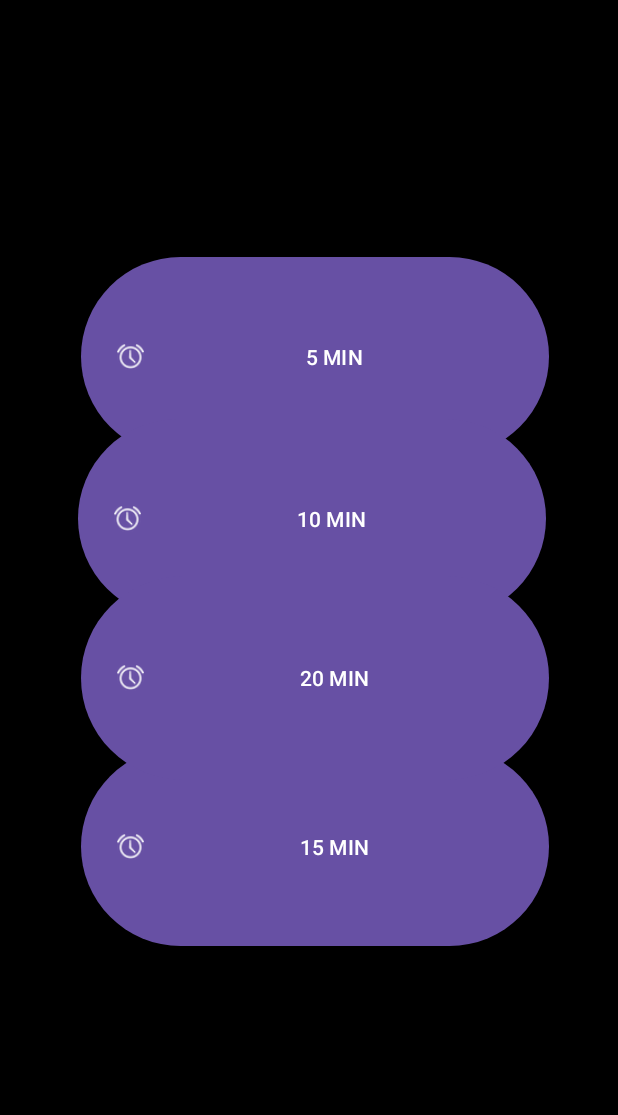
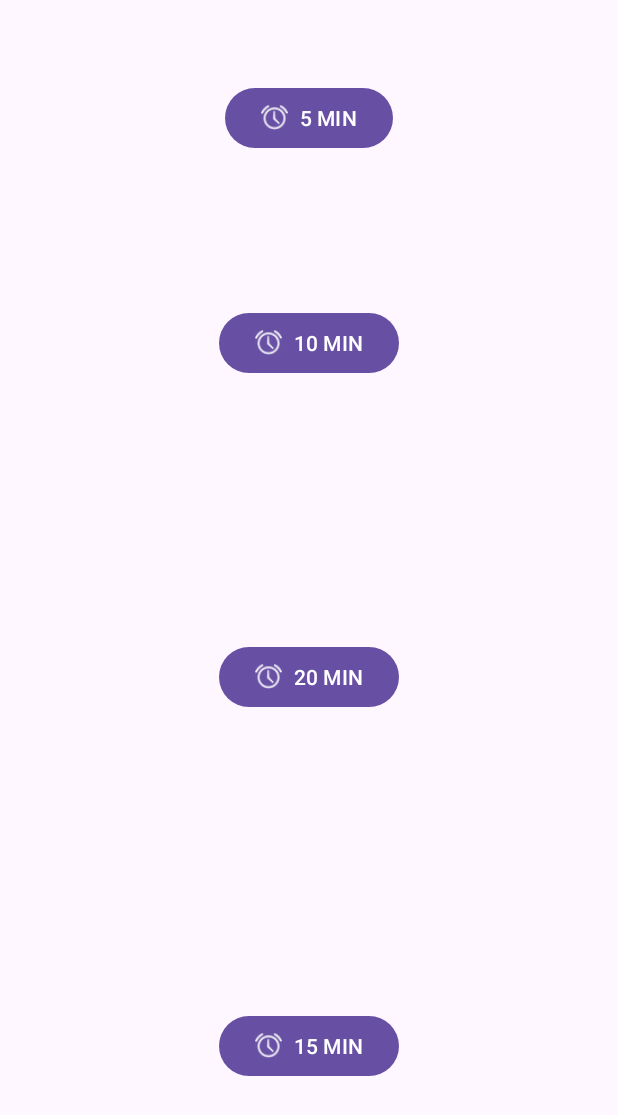
Before and after one commit to TonyArPe/Ejercicio_1, an Android app: the Alarma screen opened directly, with no data from a screen before it, on a phone screen of 412 x 824 dp. Shown: the top 1115 px of the screen. Run offline under Robolectric (Android 15) with nearby library versions, the phone set to English and light mode, and no system bars.

Commit message:
Version 1.0.1 Arreglo de apartado Alarma

```diff
--- a/app/src/main/AndroidManifest.xml
+++ b/app/src/main/AndroidManifest.xml
@@ -20,9 +20,7 @@
         android:supportsRtl="true"
         android:theme="@style/Theme.Ejercicio_1"
         tools:targetApi="31">
-        <activity
-            android:name=".activity_alarma"
-            android:exported="false" />
+
         <activity
             android:name=".Musica"
             android:exported="false">
--- a/app/src/main/java/com/example/ejercicio_1/Alarma.kt
+++ b/app/src/main/java/com/example/ejercicio_1/Alarma.kt
@@ -59,11 +59,11 @@ class Alarma: AppCompatActivity() {
             toggleAlarm(10 * 60 * 1000, button10min)
         }
 
-        button5min.setOnClickListener {
+        button15min.setOnClickListener {
             toggleAlarm(15 * 60 * 1000, button15min)
         }
 
-        button10min.setOnClickListener {
+        button20min.setOnClickListener {
             toggleAlarm(20 * 60 * 1000, button20min)
         }
     }
--- a/app/src/main/res/layout/activity_alarma.xml
+++ b/app/src/main/res/layout/activity_alarma.xml
@@ -6,74 +6,57 @@
     android:layout_height="match_parent"
     tools:context=".Alarma">
 
-    <RelativeLayout
-        android:id="@+id/relativeLayout"
-        android:layout_width="match_parent"
-        android:layout_height="match_parent"
-        android:background="#000000"
-        tools:layout_editor_absoluteX="159dp"
-        tools:layout_editor_absoluteY="36dp">
-
     <Button
         android:id="@+id/button_5min"
         android:layout_width="wrap_content"
         android:layout_height="wrap_content"
-            android:layout_alignParentStart="true"
-            android:layout_alignParentTop="true"
-            android:layout_alignParentEnd="true"
-            android:layout_alignParentBottom="true"
-            android:layout_marginStart="54dp"
-            android:layout_marginTop="167dp"
-            android:layout_marginEnd="46dp"
-            android:layout_marginBottom="516dp"
+        android:layout_marginTop="24dp"
+        android:layout_marginBottom="24dp"
         android:text="5 MIN"
-            app:icon="@android:drawable/ic_lock_idle_alarm" />
+        app:icon="@android:drawable/ic_lock_idle_alarm"
+        app:layout_constraintBottom_toTopOf="@+id/button_10min"
+        app:layout_constraintEnd_toEndOf="parent"
+        app:layout_constraintStart_toStartOf="parent"
+        app:layout_constraintTop_toTopOf="parent" />
 
     <Button
         android:id="@+id/button_10min"
         android:layout_width="wrap_content"
         android:layout_height="wrap_content"
-            android:layout_alignParentStart="true"
-            android:layout_alignParentTop="true"
-            android:layout_alignParentEnd="true"
-            android:layout_alignParentBottom="true"
-            android:layout_marginStart="52dp"
-            android:layout_marginTop="275dp"
-            android:layout_marginEnd="48dp"
-            android:layout_marginBottom="408dp"
+        android:layout_marginTop="48dp"
+        android:layout_marginBottom="48dp"
         android:text="10 MIN"
-            app:icon="@android:drawable/ic_lock_idle_alarm" />
+        app:icon="@android:drawable/ic_lock_idle_alarm"
+        app:layout_constraintBottom_toTopOf="@+id/button_20min"
+        app:layout_constraintEnd_toEndOf="parent"
+        app:layout_constraintStart_toStartOf="parent"
+        app:layout_constraintTop_toBottomOf="@+id/button_5min" />
 
     <Button
         android:id="@+id/button_15min"
         android:layout_width="wrap_content"
         android:layout_height="wrap_content"
-            android:layout_alignParentStart="true"
-            android:layout_alignParentTop="true"
-            android:layout_alignParentEnd="true"
-            android:layout_alignParentBottom="true"
-            android:layout_marginStart="54dp"
-            android:layout_marginTop="494dp"
-            android:layout_marginEnd="46dp"
-            android:layout_marginBottom="189dp"
+        android:layout_marginTop="72dp"
+        android:layout_marginBottom="72dp"
         android:text="15 MIN"
-            app:icon="@android:drawable/ic_lock_idle_alarm" />
+        app:icon="@android:drawable/ic_lock_idle_alarm"
+        app:layout_constraintBottom_toBottomOf="parent"
+        app:layout_constraintEnd_toEndOf="parent"
+        app:layout_constraintStart_toStartOf="parent"
+        app:layout_constraintTop_toBottomOf="@+id/button_20min" />
 
     <Button
         android:id="@+id/button_20min"
         android:layout_width="wrap_content"
         android:layout_height="wrap_content"
-            android:layout_alignParentStart="true"
-            android:layout_alignParentTop="true"
-            android:layout_alignParentEnd="true"
-            android:layout_alignParentBottom="true"
-            android:layout_marginStart="54dp"
-            android:layout_marginTop="380dp"
-            android:layout_marginEnd="46dp"
-            android:layout_marginBottom="300dp"
+        android:layout_marginTop="96dp"
+        android:layout_marginBottom="96dp"
         android:text="20 MIN"
-            app:icon="@android:drawable/ic_lock_idle_alarm" />
-
-    </RelativeLayout>
+        app:icon="@android:drawable/ic_lock_idle_alarm"
+        app:layout_constraintBottom_toTopOf="@+id/button_15min"
+        app:layout_constraintEnd_toEndOf="parent"
+        app:layout_constraintHorizontal_bias="0.501"
+        app:layout_constraintStart_toStartOf="parent"
+        app:layout_constraintTop_toBottomOf="@+id/button_10min" />
 
 </androidx.constraintlayout.widget.ConstraintLayout>
```
Lines whose indentation alone changed are shown as unchanged.
